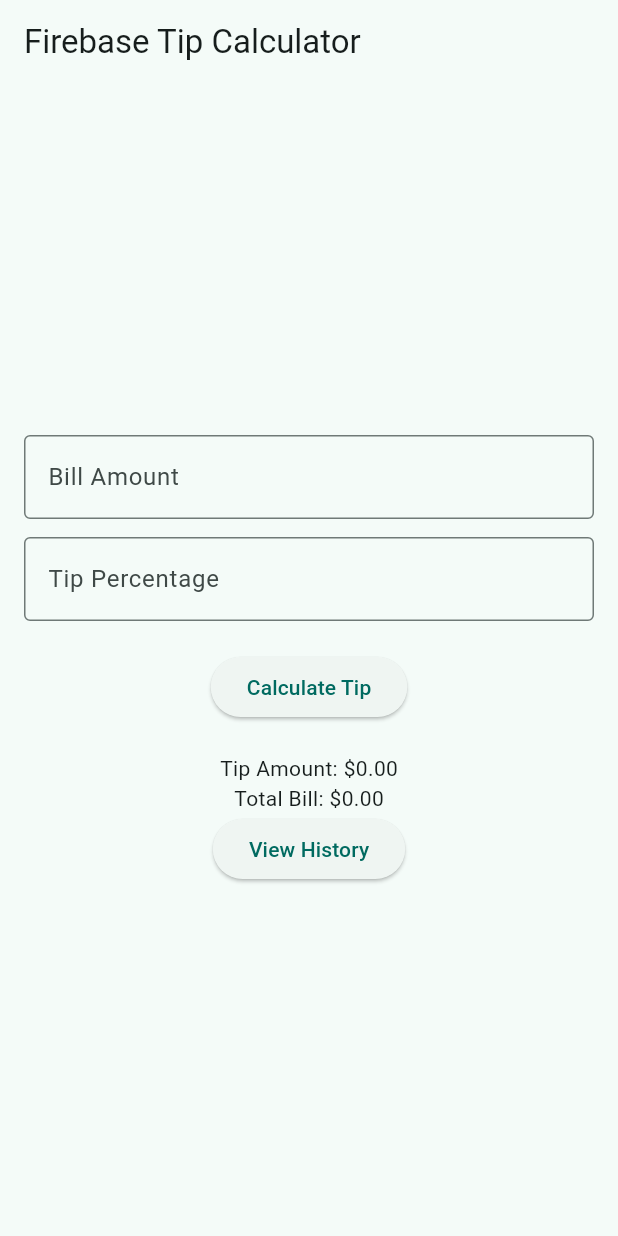
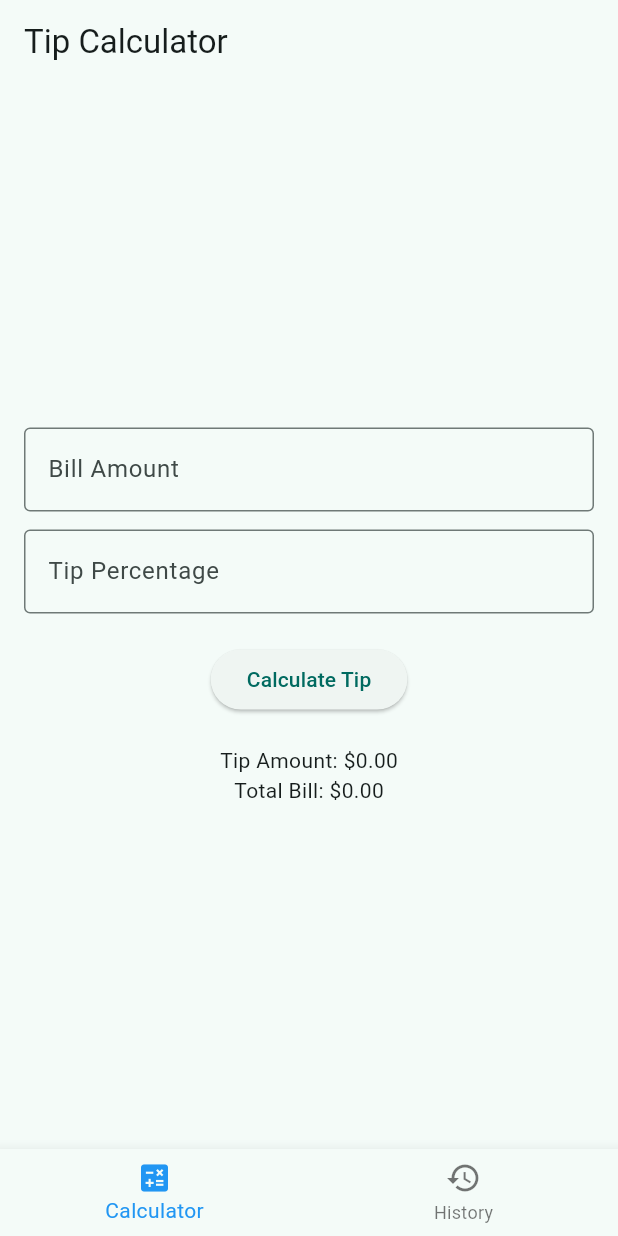
Before and after one commit to Andyw661/Flutter_lab3, a Flutter app: the screen it shows once a user with an empty profile is signed in, on a phone screen of 412 x 824 dp. Run offline on Flutter 3.47's test engine with Material 3 defaults, Android fonts, the phone set to English and light mode, and no system bars; our stand-ins replace cloud_firestore, firebase_auth, firebase_core; missing offline and left inert: firebase_ui_auth, firebase_ui_oauth_google; accounts and stored records are empty.

Commit message:
working navigation bar

```diff
--- a/lib/auth_gate.dart
+++ b/lib/auth_gate.dart
@@ -3,6 +3,7 @@ import 'package:firebase_ui_auth/firebase_ui_auth.dart';
 import 'package:firebase_ui_oauth_google/firebase_ui_oauth_google.dart';
 import 'package:flutter/material.dart';
 import 'tip_view.dart';
+import 'home_nav.dart';
 
 class AuthGate extends StatelessWidget {
   const AuthGate({super.key, required this.clientId});
@@ -56,7 +57,7 @@ class AuthGate extends StatelessWidget {
           );
         }
 
-        return const TipCalculatorPage(title: 'Firebase Tip Calculator');
+        return const HomeNav();
       },
     );
   }
--- a/lib/tip_view.dart
+++ b/lib/tip_view.dart
@@ -82,16 +82,7 @@ class _TipCalculatorPageState extends State<TipCalculatorPage>
             const SizedBox(height: 20),
             Text("Tip Amount: \$${_tip.toStringAsFixed(2)}"),
             Text("Total Bill: \$${_total.toStringAsFixed(2)}"),
-            ElevatedButton(
-              onPressed: () {
-                Navigator.pushNamed(
-                  context,
-                  '/history',
-                  arguments: _history,
-                );
-              },
-              child: const Text("View History"),
-            ),
+
           ],
         ),
       ),
```
